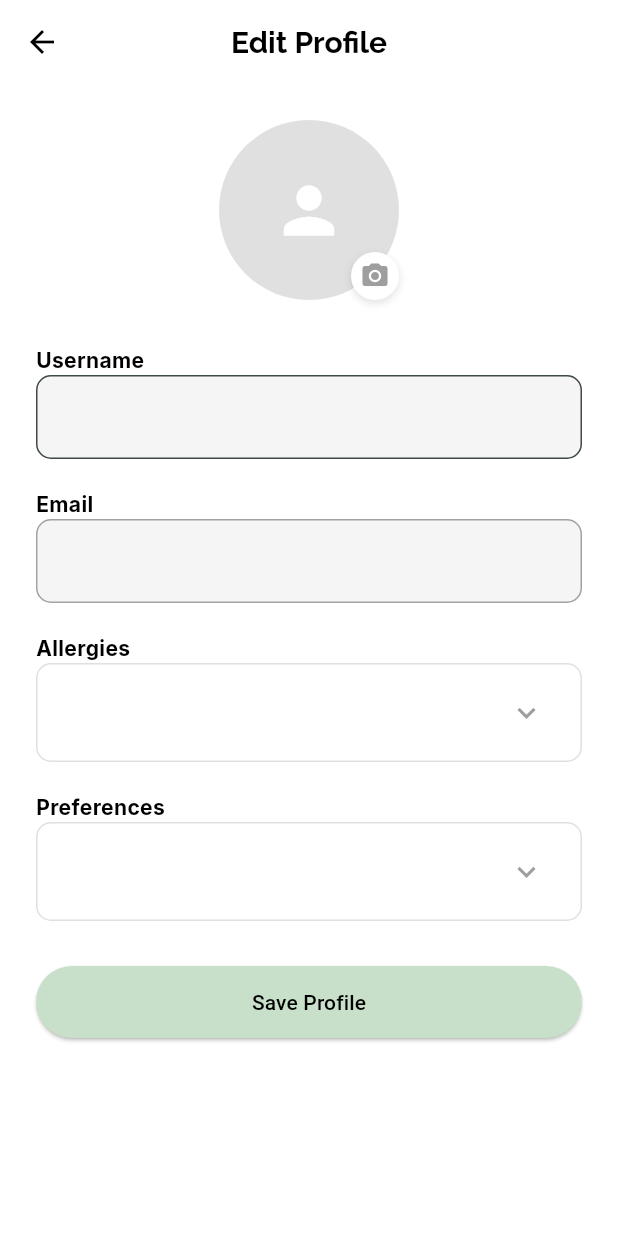
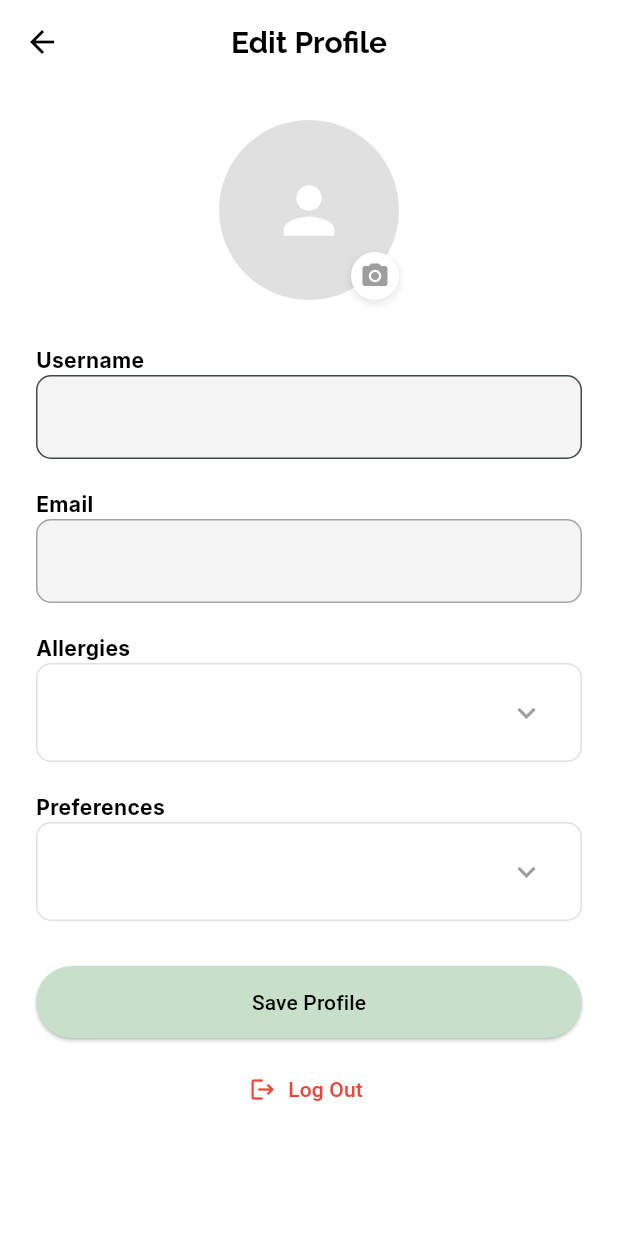
Before and after one commit to Peiyinzz/FoodiesFind, a Flutter app: the UserProfilePage screen opened directly, after a tap on "Save Profile", after a tap on the "person" icon, on a phone screen of 412 x 824 dp. Run offline on Flutter 3.47's test engine with Material 3 defaults, Android fonts, the phone set to English and light mode, and no system bars; our stand-ins replace animated_text_kit, cloud_firestore, firebase_auth, firebase_core, firebase_storage, flutter_rating_bar and 4 more; accounts and stored records are empty; network calls fail.

Commit message:
Added log out button

```diff
--- a/foodiesfind_final/lib/screens/user_profile.dart
+++ b/foodiesfind_final/lib/screens/user_profile.dart
@@ -141,7 +141,7 @@ class _UserProfilePageState extends State<UserProfilePage> {
     if (uid == null) {
       ScaffoldMessenger.of(
         context,
-      ).showSnackBar(SnackBar(content: Text('User ID not found')));
+      ).showSnackBar(const SnackBar(content: Text('User ID not found')));
       return;
     }
 
@@ -154,7 +154,6 @@ class _UserProfilePageState extends State<UserProfilePage> {
             .ref()
             .child('profile_pictures')
             .child('$uid.jpg');
-
         await ref.putFile(_pickedImage!);
         imageUrl = await ref.getDownloadURL();
       }
@@ -171,9 +170,35 @@ class _UserProfilePageState extends State<UserProfilePage> {
     } catch (e) {
       ScaffoldMessenger.of(
         context,
-      ).showSnackBar(SnackBar(content: Text('Error saving profile: \$e')));
+      ).showSnackBar(SnackBar(content: Text('Error saving profile: $e')));
     } finally {
       setState(() => _uploadingImage = false);
+    }
+  }
+
+  Future<void> _showLogoutConfirmation() async {
+    final shouldLogout = await showDialog<bool>(
+      context: context,
+      builder:
+          (context) => AlertDialog(
+            title: const Text('Log Out'),
+            content: const Text('Are you sure you want to log out?'),
+            actions: [
+              TextButton(
+                onPressed: () => Navigator.pop(context, false),
+                child: const Text('Cancel'),
+              ),
+              ElevatedButton(
+                onPressed: () => Navigator.pop(context, true),
+                child: const Text('Log Out'),
+              ),
+            ],
+          ),
+    );
+
+    if (shouldLogout == true) {
+      await FirebaseAuth.instance.signOut();
+      Navigator.pushNamedAndRemoveUntil(context, '/login', (route) => false);
     }
   }
 
@@ -189,7 +214,7 @@ class _UserProfilePageState extends State<UserProfilePage> {
     return Scaffold(
       backgroundColor: Colors.white,
       appBar: AppBar(
-        leading: BackButton(color: Colors.black),
+        leading: const BackButton(color: Colors.black),
         backgroundColor: Colors.transparent,
         elevation: 0,
         title: const Text(
@@ -303,6 +328,14 @@ class _UserProfilePageState extends State<UserProfilePage> {
                       ? const CircularProgressIndicator(color: Colors.black)
                       : const Text('Save Profile'),
             ),
+            const SizedBox(height: 10),
+
+            // ✅ Logout Button with Confirmation
+            TextButton.icon(
+              onPressed: _showLogoutConfirmation,
+              icon: const Icon(Icons.logout, color: Colors.red),
+              label: const Text('Log Out', style: TextStyle(color: Colors.red)),
+            ),
           ],
         ),
       ),
```
